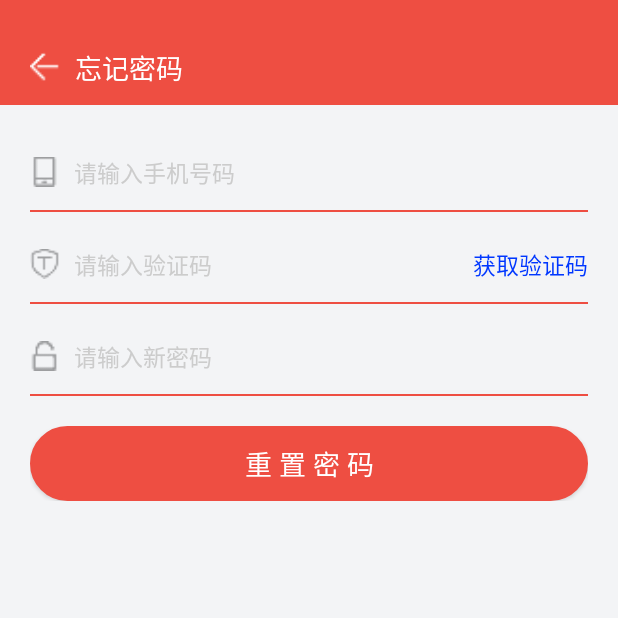
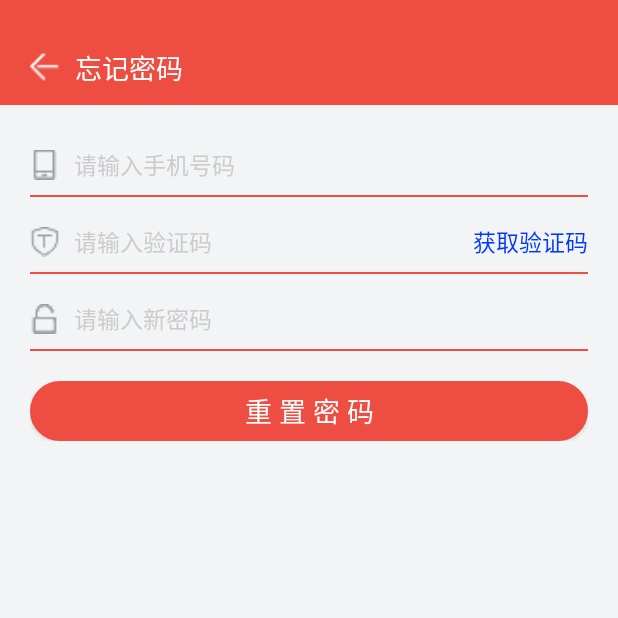
Before and after one commit to 1zoudaniu/twoEight, an Android app: the LoginForgetActivity screen opened directly, with no data from a screen before it, on a phone screen of 412 x 824 dp, the top half of it. Run offline under Robolectric (Android 15) with nearby library versions, the phone set to English and light mode, and no system bars; libraries missing offline, so code that uses them is left out: com.readystatesoftware.systembartint.

Commit message:
界面更新完成  已经完成

```diff
--- a/app/src/main/java/zou/te/happy/com/happyte/activitys/LoginAllActivity.java
+++ b/app/src/main/java/zou/te/happy/com/happyte/activitys/LoginAllActivity.java
@@ -19,6 +19,7 @@ import java.util.HashMap;
 import java.util.Map;
 
 import zou.te.happy.com.happyte.R;
+import zou.te.happy.com.happyte.app.AppManager;
 import zou.te.happy.com.happyte.base.BaseActivity;
 import zou.te.happy.com.happyte.beanLists.LoginBean;
 import zou.te.happy.com.happyte.constants.Constant;
@@ -132,7 +133,7 @@ public class LoginAllActivity extends BaseActivity implements LoginView {
             SPUtil.getInstance().putString(Constant.U_USERINFO, ((LoginBean) data).toString());
             Intent intent = new Intent(LoginAllActivity.this, MainActivity.class);
             startActivity(intent);
-            finish();
+            AppManager.finishAllActivity();
         }
     }
 
--- a/app/src/main/java/zou/te/happy/com/happyte/activitys/LoginForgetActivity.java
+++ b/app/src/main/java/zou/te/happy/com/happyte/activitys/LoginForgetActivity.java
@@ -16,6 +16,7 @@ import java.util.HashMap;
 import java.util.Map;
 
 import zou.te.happy.com.happyte.R;
+import zou.te.happy.com.happyte.app.AppManager;
 import zou.te.happy.com.happyte.base.BaseActivity;
 import zou.te.happy.com.happyte.beanLists.LoginBean;
 import zou.te.happy.com.happyte.beanLists.YzmBean;
@@ -191,7 +192,7 @@ public class LoginForgetActivity extends BaseActivity implements LoginView {
             SPUtil.getInstance().putString(Constant.U_USERINFO, ((LoginBean) data).toString());
             Intent intent = new Intent(LoginForgetActivity.this, MainActivity.class);
             startActivity(intent);
-            finish();
+            AppManager.finishAllActivity();
         }
     }
 
--- a/app/src/main/java/zou/te/happy/com/happyte/activitys/LoginRegisterActivity.java
+++ b/app/src/main/java/zou/te/happy/com/happyte/activitys/LoginRegisterActivity.java
@@ -16,6 +16,7 @@ import java.util.HashMap;
 import java.util.Map;
 
 import zou.te.happy.com.happyte.R;
+import zou.te.happy.com.happyte.app.AppManager;
 import zou.te.happy.com.happyte.base.BaseActivity;
 import zou.te.happy.com.happyte.beanLists.LoginBean;
 import zou.te.happy.com.happyte.beanLists.YzmBean;
@@ -191,7 +192,7 @@ public class LoginRegisterActivity extends BaseActivity implements RegisterView
             SPUtil.getInstance().putString(Constant.U_USERINFO, ((LoginBean) data).toString());
             Intent intent = new Intent(LoginRegisterActivity.this, MainActivity.class);
             startActivity(intent);
-            finish();
+            AppManager.finishAllActivity();
         }
     }
 
--- a/app/src/main/java/zou/te/happy/com/happyte/app/AppManager.java
+++ b/app/src/main/java/zou/te/happy/com/happyte/app/AppManager.java
@@ -113,7 +113,7 @@ public class AppManager {
     /**
      * 结束所有Activity
      */
-    public void finishAllActivity() {
+    public static void finishAllActivity() {
         for (int i = 0, size = activityStack.size(); i < size; i++) {
             if (null != activityStack.get(i)) {
                 (activityStack.get(i)).finish();
--- a/app/src/main/res/layout/activity_login_forget.xml
+++ b/app/src/main/res/layout/activity_login_forget.xml
@@ -42,7 +42,7 @@
     <!--手机号-->
     <RelativeLayout
         android:layout_width="match_parent"
-        android:layout_height="50dp"
+        android:layout_height="40dp"
         android:layout_gravity="center_horizontal"
         android:layout_marginLeft="20dp"
         android:layout_marginRight="20dp"
@@ -58,7 +58,7 @@
         <EditText
             android:id="@+id/forget_edit_tel"
             android:layout_width="match_parent"
-            android:layout_height="50dp"
+            android:layout_height="40dp"
             android:layout_marginLeft="5dp"
             android:layout_toRightOf="@+id/forget_tv_tel"
             android:background="@null"
@@ -83,7 +83,7 @@
     <!--验证码-->
     <RelativeLayout
         android:layout_width="match_parent"
-        android:layout_height="50dp"
+        android:layout_height="40dp"
         android:layout_gravity="center_horizontal"
         android:layout_marginLeft="20dp"
         android:layout_marginRight="20dp"
@@ -99,7 +99,7 @@
         <EditText
             android:id="@+id/forget_edit_yzm"
             android:layout_width="match_parent"
-            android:layout_height="50dp"
+            android:layout_height="40dp"
             android:layout_marginLeft="5dp"
             android:layout_toRightOf="@+id/forget_tv_yzm"
             android:background="@null"
@@ -116,7 +116,7 @@
         <TextView
             android:id="@+id/forget_text_getYzm"
             android:layout_width="wrap_content"
-            android:layout_height="50dp"
+            android:layout_height="40dp"
             android:layout_alignParentRight="true"
             android:gravity="center_vertical"
             android:text="获取验证码"
@@ -135,7 +135,7 @@
     <!--密码-->
     <RelativeLayout
         android:layout_width="match_parent"
-        android:layout_height="50dp"
+        android:layout_height="40dp"
         android:layout_gravity="center_horizontal"
         android:layout_marginLeft="20dp"
         android:layout_marginRight="20dp"
@@ -151,7 +151,7 @@
         <EditText
             android:id="@+id/forget_edit_password"
             android:layout_width="match_parent"
-            android:layout_height="50dp"
+            android:layout_height="40dp"
             android:layout_marginLeft="5dp"
             android:layout_toRightOf="@+id/forget_tv_password"
             android:background="@null"
@@ -176,7 +176,7 @@
 
     <RelativeLayout
         android:layout_width="match_parent"
-        android:layout_height="50dp"
+        android:layout_height="40dp"
         android:layout_gravity="center_horizontal"
         android:layout_marginLeft="20dp"
         android:layout_marginRight="20dp"
@@ -185,7 +185,7 @@
         <Button
             android:id="@+id/forget_btn_login"
             android:layout_width="match_parent"
-            android:layout_height="50dp"
+            android:layout_height="40dp"
             android:background="@drawable/btn_coner_loginexp_bg"
             android:text="重 置 密 码"
             android:textColor="#ffffff"
```
Also changed, not shown: app/src/main/res/layout/activity_login_all.xml (+7 -7 lines), app/src/main/res/layout/activity_login_register.xml (+9 -9 lines), 1 other file.
